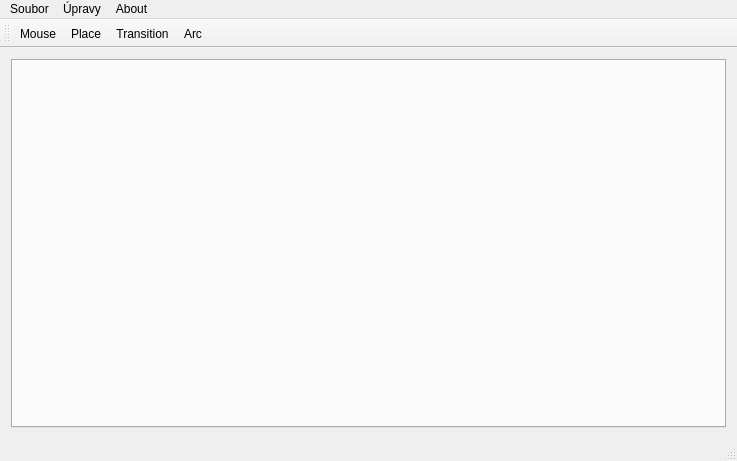
The window that src/pn/mainwindow.ui (Artimi/icp_pn) describes before a commit, drawn with Qt 5.
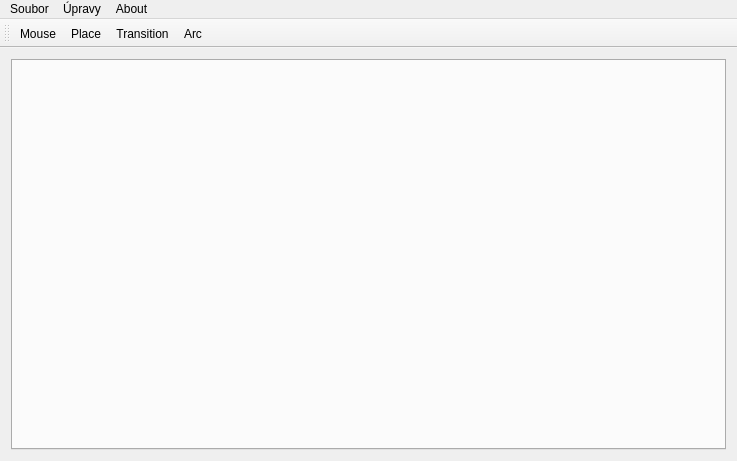
The same window after the commit.

```diff
--- a/src/pn/mainwindow.ui
+++ b/src/pn/mainwindow.ui
@@ -81,7 +81,6 @@
    <addaction name="actionTransition"/>
    <addaction name="actionArc"/>
   </widget>
-  <widget class="QStatusBar" name="statusBar"/>
   <action name="actionOtevrit_lokalne">
    <property name="text">
     <string>Otevřít lokálně</string>
```
